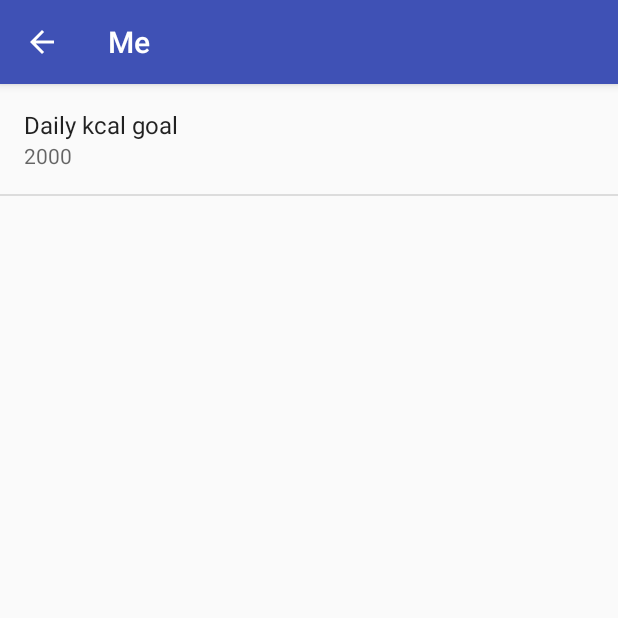
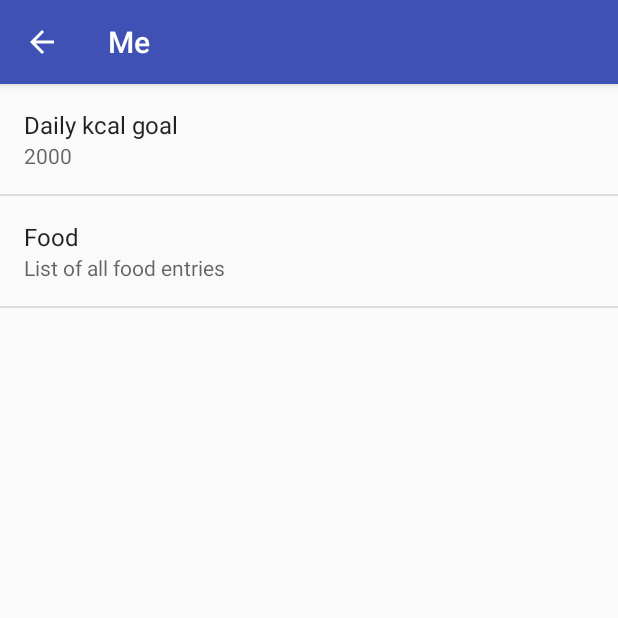
Before and after one commit to schnellp/myCap-Nutrition, an Android app: the Settings screen opened directly, with no data from a screen before it, after a tap on "Me", on a phone screen of 412 x 824 dp, the top half of it. Run offline under Robolectric (Android 15) with nearby library versions, the phone set to English and light mode, and no system bars.

Commit message:
Launch SelectFood activity from preference item

```diff
--- a/app/src/main/res/xml/pref_me.xml
+++ b/app/src/main/res/xml/pref_me.xml
@@ -11,4 +11,16 @@
         android:singleLine="true"
         android:title="Daily kcal goal" />
 
+    <Preference
+        android:title="Food"
+        android:summary="List of all food entries">
+
+        <intent
+            android:action="android.intent.action.VIEW"
+            android:targetPackage="net.schnellp.mycapnutrition"
+            android:targetClass="net.schnellp.mycapnutrition.View.SelectFood"
+            />
+
+    </Preference>
+
 </PreferenceScreen>
```
